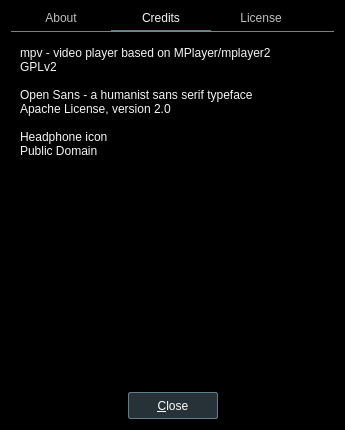
The window that Baka MPlayer/ui/aboutdialog.ui (u8sand/Baka-MPlayer) describes before a commit, drawn with Qt 5.
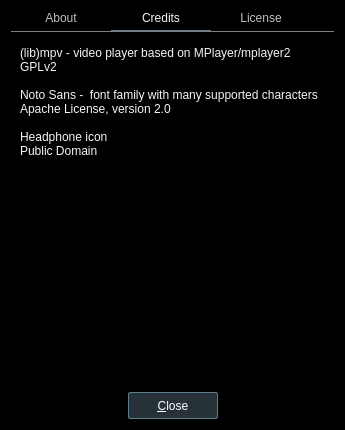
The same window after the commit. The open tabs and pages were chosen to show the change. Icons and pictures are not drawn.

Commit message: font: use 'Noto Sans' (supports more characters and looks similar to OpenSans)

What changed in the file:
```diff
--- a/Baka MPlayer/ui/aboutdialog.ui
+++ b/Baka MPlayer/ui/aboutdialog.ui
@@ -192,11 +192,11 @@
           <bool>true</bool>
          </property>
          <property name="plainText">
-          <string>mpv - video player based on MPlayer/mplayer2
+          <string>(lib)mpv - video player based on MPlayer/mplayer2
 GPLv2 &lt;mpv.io&gt;
 
-Open Sans - a humanist sans serif typeface
-Apache License, version 2.0 &lt;Steve Matteson&gt;
+Noto Sans -  font family with many supported characters
+Apache License, version 2.0 &lt;Google&gt;
 
 Headphone icon
 Public Domain &lt;Michael Martin-Smucker&gt;</string>
```
Left out of the diff: 2 changed lines with no effect on the pictures. The commit also changes 11 other files.
